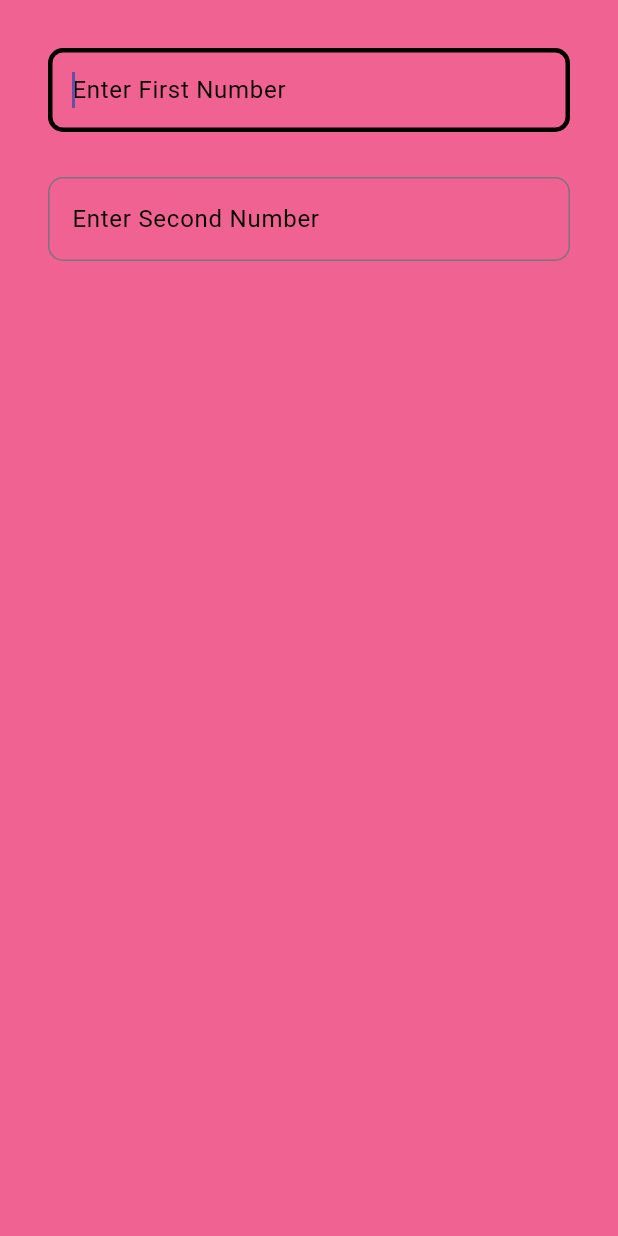
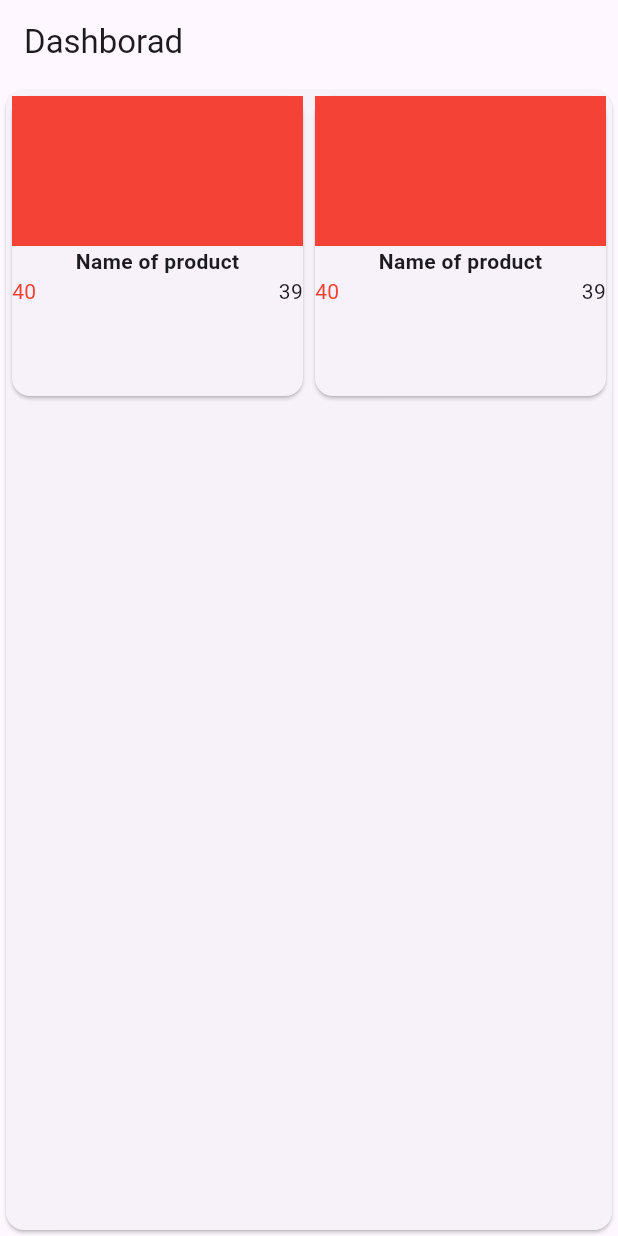
Before and after one commit to kishanchauhan01/flutter_learning, a Flutter app: the screen it shows after launch, on a phone screen of 412 x 824 dp. Run offline on Flutter 3.47's test engine with Material 3 defaults, Android fonts, the phone set to English and light mode, and no system bars.

Commit message:
add login and dashboard

```diff
--- a/lib/app/app.dart
+++ b/lib/app/app.dart
@@ -1,5 +1,7 @@
 import 'package:flutter/material.dart';
-import 'package:hello_app/views/home_view.dart';
+import 'package:hello_app/views/dashboard.dart';
+// import 'package:hello_app/views/home_view.dart';
+// import 'package:hello_app/views/login_page.dart';
 
 //stateless Widget is a widget that does not requires mutable state
 //stateless means the state is not going to be change it will be constant
@@ -12,9 +14,10 @@ class MyApp extends StatelessWidget {
   @override
   Widget build(BuildContext context) {
     return MaterialApp(
+      debugShowCheckedModeBanner: false,
       title: "flutter_learn",
       theme: ThemeData(primarySwatch: Colors.pink),
-      home: HomeView(),
+      home: DashBoard(),
     );
   }
 }
--- /dev/null
+++ b/lib/views/dashboard.dart
@@ -0,0 +1,54 @@
+import 'package:flutter/material.dart';
+
+class DashBoard extends StatelessWidget {
+  const DashBoard({super.key});
+
+  @override
+  Widget build(BuildContext context) {
+    return Scaffold(
+      appBar: AppBar(title: Text("Dashborad")),
+
+      body: Card(
+        child: Column(
+          children: [
+            Row(
+              children: [
+                productCard(),
+                productCard(),
+              ],
+            ),
+
+          ],
+        ),
+      ),
+
+      //Design a product card which contain img of product name of it and acutal price and current price
+    );
+  }
+
+  Widget productCard() {
+    return Expanded(
+      child: Card(
+        child: SizedBox(
+          height: 200,
+          child: Column(
+            children: [
+              Container(height: 100, color: Colors.red),
+              Text(
+                "Name of product",
+                style: TextStyle(fontWeight: FontWeight.bold),
+              ),
+              Row(
+                mainAxisAlignment: MainAxisAlignment.spaceBetween,
+                children: [
+                  Text("40", style: TextStyle(color: Colors.red)),
+                  Text("39"),
+                ],
+              ),
+            ],
+          ),
+        ),
+      ),
+    );
+  }
+}
--- a/lib/views/home_view.dart
+++ b/lib/views/home_view.dart
@@ -1,14 +1,13 @@
-import 'package:flutter/material.dart';
-import 'package:hello_app/views/calculator_view.dart';
+// import 'package:hello_app/views/calculator_view.dart';
 
-class HomeView extends StatelessWidget {
-  const HomeView({super.key});
+// class HomeView extends StatelessWidget {
+//   const HomeView({super.key});
 
-  @override
-  Widget build(BuildContext context) {
-    return Scaffold(
-      backgroundColor: Colors.pink[300],
-      body: SafeArea(child: CalculatorView()),
-    );
-  }
-}
+//   @override
+//   Widget build(BuildContext context) {
+//     return Scaffold(
+//       backgroundColor: Colors.pink[300],
+//       body: SafeArea(child: CalculatorView()),
+//     );
+//   }
+// }
```
Also changed, not shown: lib/views/calculator_view.dart (+103 -5 lines), lib/views/login_page.dart (added, +60 -0 lines).
